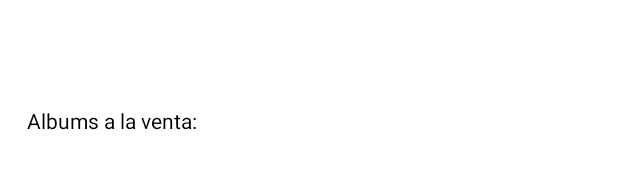
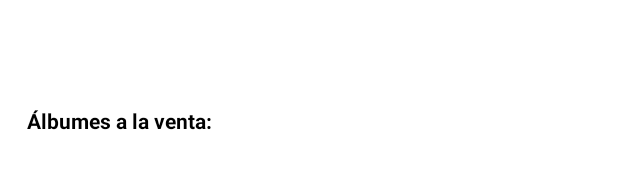
Before and after one commit to JuliethQP/IngenieriaSoftwareAppsMoviles, an Android app: the layout collectors_detail_layout.xml on its own in the app's theme, with its tools: preview values and no code run, on a phone screen of 412 x 824 dp. Shown: the part 538-707 px from the top of the screen. Run offline under Robolectric (Android 15) with nearby library versions, the phone set to English and light mode, and no system bars; network calls fail.

Commit message:
Avance HU06

```diff
--- a/moviles_g13/app/src/main/java/com/example/moviles_g13/dto/CollectorDetail.kt
+++ b/moviles_g13/app/src/main/java/com/example/moviles_g13/dto/CollectorDetail.kt
@@ -5,6 +5,7 @@ data class CollectorDetail (
         val name:String,
         val telephone:String,
         val email:String,
-        val favoritePerform: List<String>,
+        val favoritePerformList: List<String>,
+        var favoritePerforms: String,
         val collectorAlbums: List<CollectorAlbum>
 )
--- a/moviles_g13/app/src/main/java/com/example/moviles_g13/network/NetworkServiceAdapter.kt
+++ b/moviles_g13/app/src/main/java/com/example/moviles_g13/network/NetworkServiceAdapter.kt
@@ -150,7 +150,8 @@ class NetworkServiceAdapter constructor(context: Context) {
                             telephone = item.getString("telephone"),
                             email = item.getString("email"),
                             collectorAlbums = listCollectorAlbums,
-                            favoritePerform = listFavoritePerformers
+                            favoritePerformList = listFavoritePerformers,
+                            favoritePerforms = ""
                         )
                         cont.resume(collectorDetail)
                     } else {
--- a/moviles_g13/app/src/main/res/layout/collectors_detail_layout.xml
+++ b/moviles_g13/app/src/main/res/layout/collectors_detail_layout.xml
@@ -52,14 +52,15 @@
             android:layout_width="375dp"
             android:layout_height="wrap_content"
             android:padding="10dp"
-            android:textAlignment="center"
-            android:textColor="@color/black"/>
+            android:textColor="@color/black"
+            android:text="@{collector.favoritePerforms}"/>
         <TextView
             android:id="@+id/collector_albums"
             android:layout_width="375dp"
             android:layout_height="wrap_content"
             android:padding="10dp"
             android:textColor="@color/black"
+            android:textStyle="bold"
             android:text="@string/collector_albums"/>
     </LinearLayout>
 
--- a/moviles_g13/app/src/main/res/values/strings.xml
+++ b/moviles_g13/app/src/main/res/values/strings.xml
@@ -43,5 +43,5 @@
     <string name="str_form_6">Descripción</string>
     <string name="collector_phone">Teléfono:</string>
     <string name="collector_email">E-mail:</string>
-    <string name="collector_albums">Albums a la venta:</string>
+    <string name="collector_albums">Álbumes a la venta:</string>
 </resources>
```
Also changed, not shown: moviles_g13/app/src/main/java/com/example/moviles_g13/repositories/CollectorRepository.kt (+11 -1 lines).
